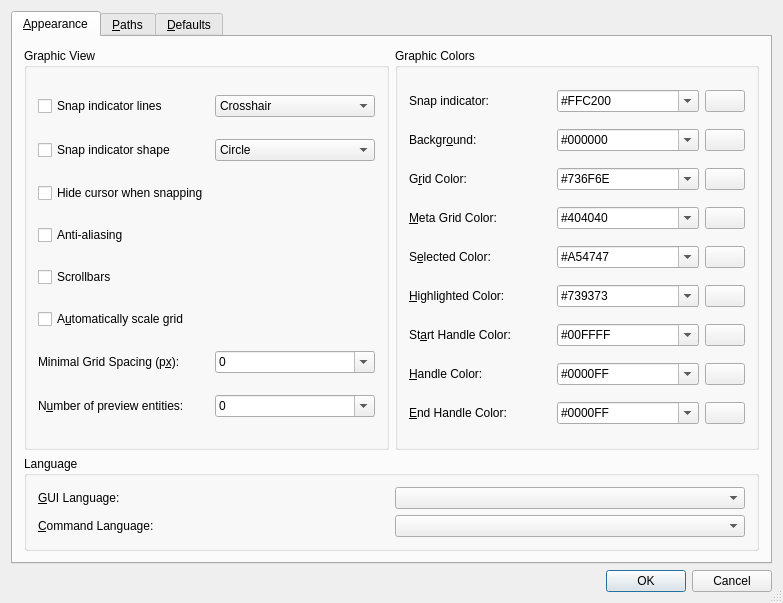
Above: librecad/src/ui/forms/qg_dlgoptionsgeneral.ui from LibreCAD/LibreCAD before the change. Below: the same form after it.
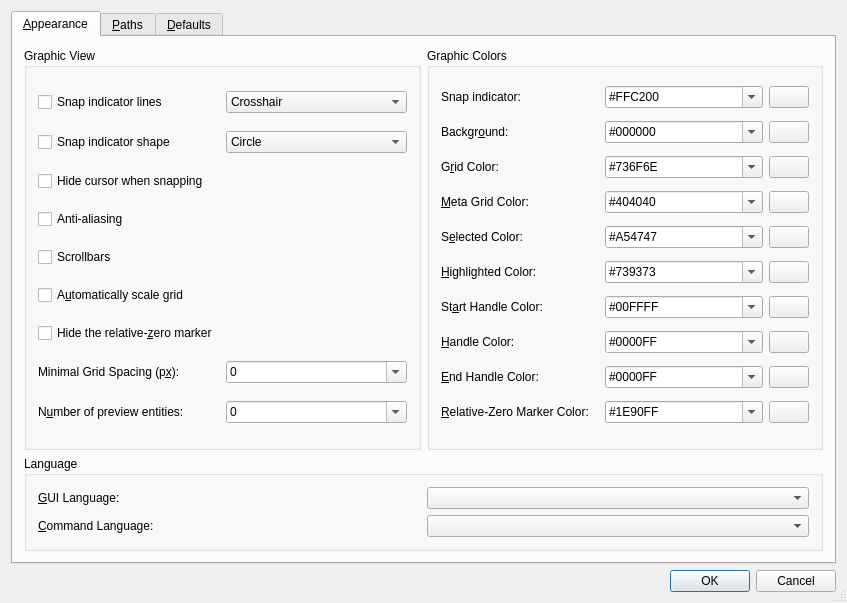
That is the form after the change. The open tabs and pages were chosen to show the change. Icons and pictures are not drawn.

Patch:
```diff
--- a/librecad/src/ui/forms/qg_dlgoptionsgeneral.ui
+++ b/librecad/src/ui/forms/qg_dlgoptionsgeneral.ui
@@ -6,7 +6,7 @@
    <rect>
     <x>0</x>
     <y>0</y>
-    <width>783</width>
+    <width>847</width>
     <height>603</height>
    </rect>
   </property>
@@ -203,6 +203,16 @@
            </widget>
           </item>
           <item row="6" column="0">
+           <widget class="QCheckBox" name="cbHideRelativeZero">
+            <property name="text">
+             <string>Hide the relative-&amp;zero marker</string>
+            </property>
+            <property name="shortcut">
+             <string>Alt+Z</string>
+            </property>
+           </widget>
+          </item>
+          <item row="7" column="0">
            <widget class="QLabel" name="lMinGridSpacing">
             <property name="text">
              <string>Minimal Grid Spacing (p&amp;x):</string>
@@ -215,7 +225,7 @@
             </property>
            </widget>
           </item>
-          <item row="6" column="1">
+          <item row="7" column="1">
            <widget class="QComboBox" name="cbMinGridSpacing">
             <property name="editable">
              <bool>true</bool>
@@ -262,7 +272,7 @@
             </item>
            </widget>
           </item>
-          <item row="7" column="0">
+          <item row="8" column="0">
            <widget class="QLabel" name="lMaxPreview">
             <property name="text">
              <string>N&amp;umber of preview entities:</string>
@@ -275,7 +285,7 @@
             </property>
            </widget>
           </item>
-          <item row="7" column="1">
+          <item row="8" column="1">
            <widget class="QComboBox" name="cbMaxPreview">
             <property name="editable">
              <bool>true</bool>
@@ -355,6 +365,16 @@
             </property>
            </widget>
           </item>
+          <item row="9" column="0">
+           <widget class="QLabel" name="lRelativeZeroColor">
+            <property name="text">
+             <string>&amp;Relative-Zero Marker Color:</string>
+            </property>
+            <property name="buddy">
+             <cstring>cbRelativeZeroColor</cstring>
+            </property>
+           </widget>
+          </item>
           <item row="2" column="0">
            <widget class="QLabel" name="lGridColor">
             <property name="text">
@@ -383,6 +403,26 @@
             </item>
            </widget>
           </item>
+          <item row="9" column="2">
+           <widget class="QComboBox" name="cbRelativeZeroColor">
+            <property name="accessibleDescription">
+             <string notr="true"/>
+            </property>
+            <property name="editable">
+             <bool>true</bool>
+            </property>
+            <item>
+             <property name="text">
+              <string notr="true">#1E90FF</string>
+             </property>
+            </item>
+            <item>
+             <property name="text">
+              <string notr="true">#FFC200</string>
+             </property>
+            </item>
+           </widget>
+          </item>
           <item row="1" column="3">
            <widget class="QPushButton" name="pb_background">
             <property name="sizePolicy">
@@ -519,6 +559,23 @@
             </property>
            </widget>
           </item>
+          <item row="9" column="3">
+           <widget class="QPushButton" name="pb_relativeZeroColor">
+            <property name="sizePolicy">
+             <sizepolicy hsizetype="Maximum" vsizetype="Fixed">
+              <horstretch>0</horstretch>
+              <verstretch>0</verstretch>
+             </sizepolicy>
+            </property>
+            <property name="text">
+             <string/>
+            </property>
+            <property name="icon">
+             <iconset resource="../../../res/ui/ui.qrc">
+              <normaloff>:/ui/colorxx.png</normaloff>:/ui/colorxx.png</iconset>
+            </property>
+           </widget>
+          </item>
           <item row="5" column="0">
            <widget class="QLabel" name="lHighlightedColor">
             <property name="text">
```
Left out of the diff: 5 changed lines with no effect on the pictures.
